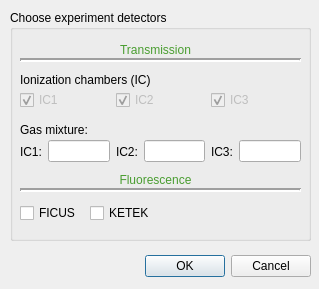
Qt form ui/detectors.ui (SESAME-Synchrotron/HESEBScanTool) before a commit.
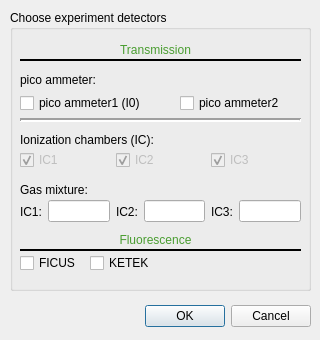
The same form after that commit.

Commit message: add pico ammeter 1 & 2, and cleaning up

```diff
--- a/ui/detectors.ui
+++ b/ui/detectors.ui
@@ -6,8 +6,8 @@
    <rect>
     <x>0</x>
     <y>0</y>
-    <width>319</width>
-    <height>289</height>
+    <width>320</width>
+    <height>340</height>
    </rect>
   </property>
   <property name="windowTitle">
@@ -17,7 +17,7 @@
    <property name="geometry">
     <rect>
      <x>140</x>
-     <y>250</y>
+     <y>300</y>
      <width>171</width>
      <height>32</height>
     </rect>
@@ -35,7 +35,7 @@
      <x>10</x>
      <y>10</y>
      <width>301</width>
-     <height>231</height>
+     <height>281</height>
     </rect>
    </property>
    <property name="font">
@@ -51,20 +51,20 @@
     <property name="geometry">
      <rect>
       <x>10</x>
-      <y>60</y>
+      <y>120</y>
       <width>161</width>
       <height>20</height>
      </rect>
     </property>
     <property name="text">
-     <string>Ionization chambers (IC)</string>
+     <string>Ionization chambers (IC):</string>
     </property>
    </widget>
    <widget class="QCheckBox" name="FICUS">
     <property name="geometry">
      <rect>
       <x>10</x>
-      <y>190</y>
+      <y>240</y>
       <width>61</width>
       <height>26</height>
      </rect>
@@ -83,7 +83,7 @@
     <property name="geometry">
      <rect>
       <x>80</x>
-      <y>190</y>
+      <y>240</y>
       <width>61</width>
       <height>26</height>
      </rect>
@@ -99,7 +99,7 @@
     <property name="geometry">
      <rect>
       <x>10</x>
-      <y>110</y>
+      <y>170</y>
       <width>101</width>
       <height>20</height>
      </rect>
@@ -118,7 +118,7 @@
     <property name="geometry">
      <rect>
       <x>10</x>
-      <y>170</y>
+      <y>230</y>
       <width>281</width>
       <height>20</height>
      </rect>
@@ -132,7 +132,7 @@
      </font>
     </property>
     <property name="frameShadow">
-     <enum>QFrame::Sunken</enum>
+     <enum>QFrame::Plain</enum>
     </property>
     <property name="lineWidth">
      <number>2</number>
@@ -161,7 +161,7 @@
     <property name="geometry">
      <rect>
       <x>0</x>
-      <y>160</y>
+      <y>220</y>
       <width>291</width>
       <height>20</height>
      </rect>
@@ -191,7 +191,7 @@
      </font>
     </property>
     <property name="frameShadow">
-     <enum>QFrame::Sunken</enum>
+     <enum>QFrame::Plain</enum>
     </property>
     <property name="lineWidth">
      <number>2</number>
@@ -204,7 +204,7 @@
     <property name="geometry">
      <rect>
       <x>10</x>
-      <y>130</y>
+      <y>190</y>
       <width>281</width>
       <height>23</height>
      </rect>
@@ -294,7 +294,7 @@
     <property name="geometry">
      <rect>
       <x>10</x>
-      <y>80</y>
+      <y>140</y>
       <width>281</width>
       <height>20</height>
      </rect>
@@ -341,6 +341,81 @@
      </item>
     </layout>
    </widget>
+   <widget class="QLabel" name="label_5">
+    <property name="geometry">
+     <rect>
+      <x>10</x>
+      <y>60</y>
+      <width>161</width>
+      <height>20</height>
+     </rect>
+    </property>
+    <property name="text">
+     <string>pico ammeter:</string>
+    </property>
+   </widget>
+   <widget class="QCheckBox" name="PICO1">
+    <property name="geometry">
+     <rect>
+      <x>10</x>
+      <y>80</y>
+      <width>151</width>
+      <height>26</height>
+     </rect>
+    </property>
+    <property name="text">
+     <string>pico ammeter1 (I0)</string>
+    </property>
+    <property name="checked">
+     <bool>false</bool>
+    </property>
+   </widget>
+   <widget class="QCheckBox" name="PICO2">
+    <property name="geometry">
+     <rect>
+      <x>170</x>
+      <y>80</y>
+      <width>121</width>
+      <height>26</height>
+     </rect>
+    </property>
+    <property name="text">
+     <string>pico ammeter2</string>
+    </property>
+    <property name="checked">
+     <bool>false</bool>
+    </property>
+   </widget>
+   <widget class="Line" name="line_3">
+    <property name="enabled">
+     <bool>true</bool>
+    </property>
+    <property name="geometry">
+     <rect>
+      <x>10</x>
+      <y>100</y>
+      <width>281</width>
+      <height>20</height>
+     </rect>
+    </property>
+    <property name="font">
+     <font>
+      <pointsize>12</pointsize>
+      <weight>50</weight>
+      <bold>false</bold>
+      <kerning>true</kerning>
+     </font>
+    </property>
+    <property name="frameShadow">
+     <enum>QFrame::Sunken</enum>
+    </property>
+    <property name="lineWidth">
+     <number>2</number>
+    </property>
+    <property name="orientation">
+     <enum>Qt::Horizontal</enum>
+    </property>
+   </widget>
   </widget>
  </widget>
  <tabstops>
```
The commit also changes 6 other files.
